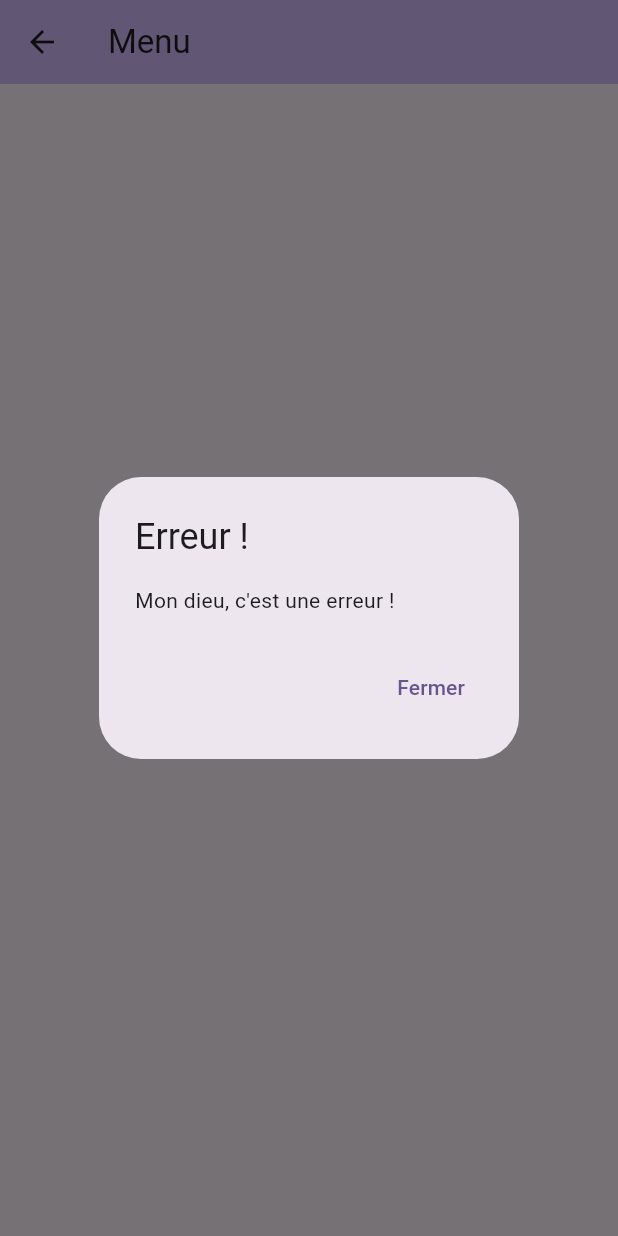
After one commit to fpluquet/TicTacToeFlutter, a Flutter app: the MenuPage screen opened by its route, after a tap on "Settings", on a phone screen of 412 x 824 dp. The commit adds this screen. Run offline on Flutter 3.47's test engine with Material 2 defaults, Android fonts, the phone set to English and light mode, and no system bars.

Commit message:
Ajout du menu avec des routes

```diff
--- /dev/null
+++ b/lib/menuPage.dart
@@ -0,0 +1,69 @@
+import 'package:flutter/material.dart';
+import 'package:tictactoe/gamePage/gamePage.dart';
+
+class MenuPage extends StatefulWidget {
+  static String routeName = '/menu';
+  const MenuPage({super.key});
+
+  @override
+  State<MenuPage> createState() => _MenuPageState();
+}
+
+class _MenuPageState extends State<MenuPage> {
+  String? result;
+
+  @override
+  Widget build(BuildContext context) {
+    return Scaffold(
+      appBar: AppBar(
+        backgroundColor: Theme.of(context).colorScheme.inversePrimary,
+        title: const Text('Menu'),
+      ),
+      body: Center(
+        child: Wrap(
+          spacing: 20, // to apply margin in the main axis of the wrap
+          runSpacing: 20, // to apply margin in the cross axis of the wrap
+          children: [
+            ElevatedButton(
+              onPressed: () async {
+                var resultString = await Navigator.pushNamed(
+                  context,
+                  GamePage.routeName,
+                );
+                print(result);
+                setState(() {
+                  result = resultString as String?;
+                });
+              },
+              child: const Text('Play'),
+            ),
+            ElevatedButton(
+              onPressed: () {
+                showDialog(
+                  context: context,
+                  builder: (BuildContext context) {
+                    return AlertDialog(
+                      title: const Text("Erreur !"),
+                      content: const Text("Mon dieu, c'est une erreur !"),
+                      actions: <Widget>[
+                        // les boutons en bas du dialogue
+                        TextButton(
+                          child: const Text("Fermer"),
+                          onPressed: () {
+                            Navigator.of(context).pop();
+                          },
+                        ),
+                      ],
+                    );
+                  },
+                );
+              },
+              child: const Text('Settings'),
+            ),
+            if (result != null) const Text("Quitter sans sauvegarder")
+          ],
+        ),
+      ),
+    );
+  }
+}
```
Also changed, not shown: lib/gamePage/gameButton.dart (added, +40 -0 lines), lib/gamePage/gamePage.dart (added, +158 -0 lines), lib/main.dart (+7 -191 lines).
